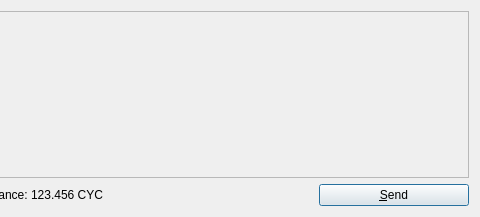
Old version of the form src/qt/forms/sendcoinsdialog.ui in the repository KirkLazerous/Crazycoin; both pictures show x 206 to 686 and y 0 to 217 of the 686 by 217 pixel window.
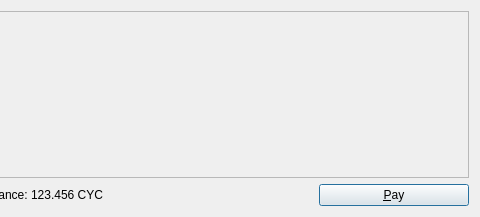
New version of the form. Icons and pictures are not drawn.

```diff
--- a/src/qt/forms/sendcoinsdialog.ui
+++ b/src/qt/forms/sendcoinsdialog.ui
@@ -153,7 +153,7 @@
         <string>Confirm the send action</string>
        </property>
        <property name="text">
-        <string>&amp;Send</string>
+        <string>&amp;Pay</string>
        </property>
        <property name="icon">
         <iconset resource="../bitcoin.qrc">
```
